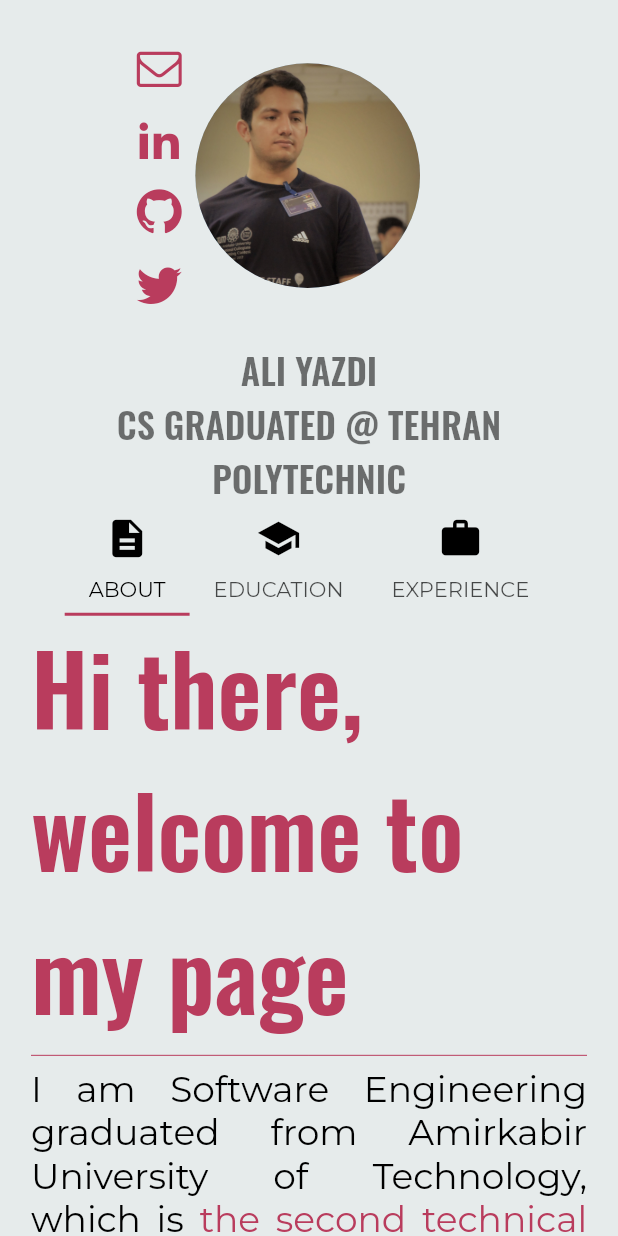
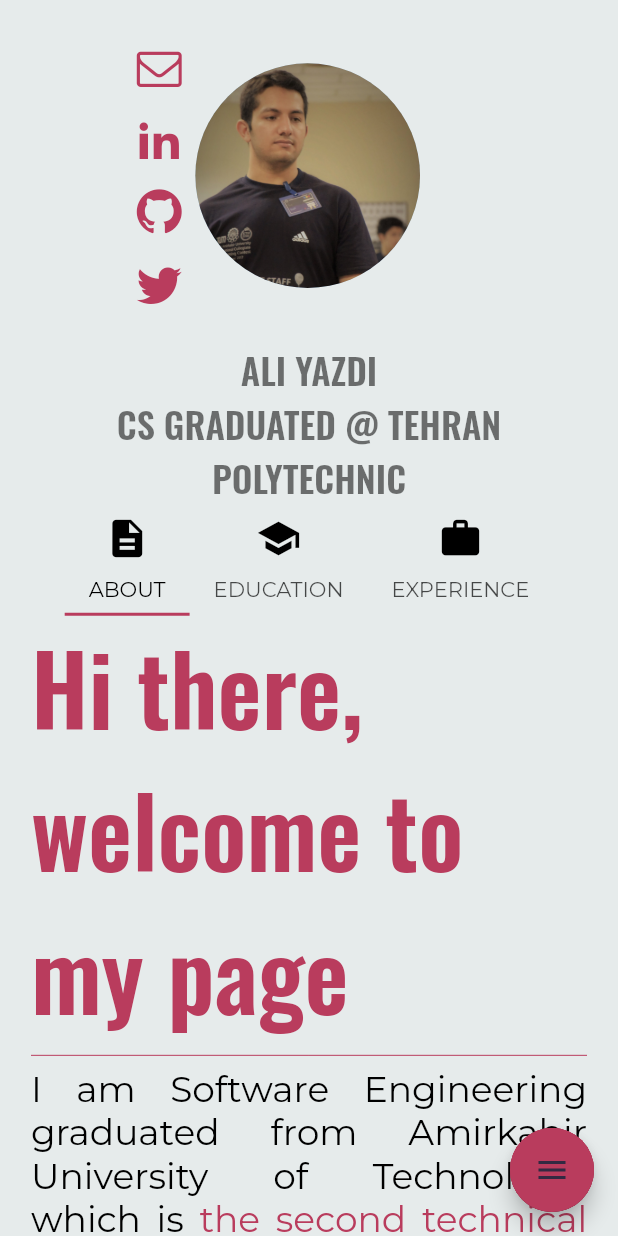
Before and after one commit to aliyazdi75/aliyazdi75.github.io, a Flutter app: the screen it shows after launch, on a phone screen of 412 x 824 dp. Run offline on Flutter 3.47's test engine with Material 2 defaults, Android fonts, the phone set to English and light mode, and no system bars; our stand-ins replace flutter_localized_locales, google_fonts, shared_preferences; missing offline and left inert: dart:html.

Commit message:
1. fix some bug and improvement 2. fix localization 4. add and complete options for localization and theme and download page

```diff
--- a/lib/core/constants/src/urls.dart
+++ b/lib/core/constants/src/urls.dart
@@ -4,6 +4,8 @@ const linkedinUrl = 'https://linkedin.com/in/aliyazdi75';
 const githubUrl = 'https://github.com/aliyazdi75';
 const twitterUrl = 'https://twitter.com/aliyazdi75';
 const cvUrl = 'https://github.com/aliyazdi75/Resume/raw/master/CV.pdf';
+
+const downloadPage = 'https://github.com/aliyazdi75/aliyazdi75.github.io';
 
 const topRankUniversity = 'https://ur.isc.gov.ir/#Technology';
 
--- a/lib/data/icons.dart
+++ b/lib/data/icons.dart
@@ -24,4 +24,8 @@ class MySiteIcons {
     0xe904,
     fontFamily: mySiteIconsFont,
   );
+  static const IconData heart = IconData(
+    0xe905,
+    fontFamily: mySiteIconsFont,
+  );
 }
--- a/lib/l10n/intl_en.arb
+++ b/lib/l10n/intl_en.arb
@@ -121,12 +121,20 @@
   "@tarafdariDuty2": {
     "description": "Tarafdari Duty."
   },
-  "tarafdariDuty3": "Developing Tarafdari flutter application and requirement plugins, that is including multimedia content, score live score matches, sport TV streaming with live chat on socket.",
+  "tarafdariDuty3": "Developing Tarafdari flutter application and requirement plugins, that is including multimedia content, live score matches, sport TV streaming with live chat on socket.",
   "@tarafdariDuty3": {
     "description": "Tarafdari Duty."
   },
   "downloadApplication": "Download Application",
   "@downloadApplication": {
     "description": "Download Application Title."
+  },
+  "madeWith": "Made with",
+  "@madeWith": {
+    "description": "Made With Title."
+  },
+  "byFlutter": "by Flutter",
+  "@byFlutter": {
+    "description": "By Flutter Title."
   }
 }
--- a/lib/l10n/intl_fa.arb
+++ b/lib/l10n/intl_fa.arb
@@ -29,5 +29,7 @@
   "tarafdariDuty1": "مطالعه و تحقیق در مورد فریم‌ورک فلاتر",
   "tarafdariDuty2": "توسعه API های مورد نیاز اپلیکیشن",
   "tarafdariDuty3": "توسعه اپلیکیشن فلاتر طرفداری و پلاگین‌های موردنیاز، که ایین برنامه شامل محتوای چند رسانه‌ای، نتایج زنده بازی‌های ورزشی، استریمینگ پخش زنده بازی‌های ورزشی روی سوکت.",
-  "downloadApplication": "دانلود برنامه"
+  "downloadApplication": "دانلود برنامه",
+  "madeWith": "ساخته شده با",
+  "byFlutter": "توسط فلاتر"
 }
--- a/lib/l10n/my_site_localizations.dart
+++ b/lib/l10n/my_site_localizations.dart
@@ -191,6 +191,12 @@ abstract class MySiteLocalizations {
 
   // Download Application Title.
   String get downloadApplication;
+
+  // Made With Title.
+  String get madeWith;
+
+  // By Flutter Title.
+  String get byFlutter;
 }
 
 class _MySiteLocalizationsDelegate
@@ -309,10 +315,16 @@ class MySiteLocalizationsEn extends MySiteLocalizations {
 
   @override
   String get tarafdariDuty3 =>
-      'Developing Tarafdari flutter application and requirement plugins, that is including multimedia content, score live score matches, sport TV streaming with live chat on socket.';
+      'Developing Tarafdari flutter application and requirement plugins, that is including multimedia content, live score matches, sport TV streaming with live chat on socket.';
 
   @override
   String get downloadApplication => 'Download Application';
+
+  @override
+  String get madeWith => 'Made with';
+
+  @override
+  String get byFlutter => 'by Flutter';
 }
 
 /// The translations for Persian (`fa`).
@@ -416,6 +428,12 @@ class MySiteLocalizationsFa extends MySiteLocalizations {
 
   @override
   String get downloadApplication => 'دانلود برنامه';
+
+  @override
+  String get madeWith => 'ساخته شده با';
+
+  @override
+  String get byFlutter => 'توسط فلاتر';
 }
 
 MySiteLocalizations _lookupMySiteLocalizations(Locale locale) {
--- a/lib/layout/adaptive.dart
+++ b/lib/layout/adaptive.dart
@@ -73,6 +73,10 @@ SizeType sizeTypeOf(BuildContext context) {
   }
 }
 
+bool isLargeDisplay(BuildContext context) {
+  return sizeTypeOf(context) == SizeType.large;
+}
+
 bool isMediumDisplay(BuildContext context) {
   return sizeTypeOf(context) == SizeType.medium;
 }
--- a/lib/main.dart
+++ b/lib/main.dart
@@ -59,8 +59,14 @@ class MySite extends StatelessWidget {
               supportedLocales: MySiteLocalizations.supportedLocales,
               locale: MySiteOptions.of(context).locale,
               localeResolutionCallback: (locale, supportedLocales) {
-                deviceLocale = locale;
-                return locale;
+                if (supportedLocales.contains(locale)) {
+                  deviceLocale = locale;
+                } else {
+                  deviceLocale = supportedLocales.first;
+                }
+                return supportedLocales.contains(locale)
+                    ? locale
+                    : supportedLocales.first;
               },
               builder: (context, route) {
                 return ApplyTextOptions(
--- a/lib/screens/home/components/src/info/about.dart
+++ b/lib/screens/home/components/src/info/about.dart
@@ -12,10 +12,6 @@ class About extends StatefulWidget {
 }
 
 class _AboutState extends State<About> {
-  bool _onMouseHover = false;
-
-  void _onHovered(bool value) => setState(() => _onMouseHover = value);
-
   @override
   Widget build(BuildContext context) {
     final theme = Theme.of(context);
@@ -38,11 +34,8 @@ class _AboutState extends State<About> {
         Text(
           localizations.welcomeTitle,
           textScaleFactor: 4.0,
-          style: theme.textTheme.caption.copyWith(
-            color: theme.primaryColor,
-            decoration: _onMouseHover ? TextDecoration.underline : null,
-          ),
-        ).showCursorOnHover(CursorType.pointer, onHovered: _onHovered),
+          style: theme.textTheme.caption.copyWith(color: theme.primaryColor),
+        ),
         Divider(color: theme.primaryColor),
         Text.rich(
           TextSpan(
--- /dev/null
+++ b/lib/screens/home/components/src/menu/fab.dart
@@ -0,0 +1,111 @@
+import 'package:flutter/material.dart';
+import 'package:my_site/core/cursor_hover/index.dart';
+
+import 'helper.dart';
+
+class Fab extends StatefulWidget {
+  @override
+  _FabState createState() => _FabState();
+}
+
+class _FabState extends State<Fab> with TickerProviderStateMixin {
+  final double fabHeight = 56.0;
+
+  AnimationController _animationController;
+  Animation<Color> _buttonColor;
+  Animation<double> _animateIcon;
+  Animation<double> _translateButton;
+  bool _isOpened = false;
+
+  @override
+  initState() {
+    _animationController = AnimationController(
+      vsync: this,
+      duration: Duration(milliseconds: 500),
+    )..addListener(() => setState(() {}));
+    _buttonColor = ColorTween(
+      begin: null,
+      end: Colors.red,
+    ).animate(CurvedAnimation(
+      parent: _animationController,
+      curve: Curves.easeIn,
+    ));
+    _animateIcon = Tween<double>(
+      begin: 0.0,
+      end: 1.0,
+    ).animate(_animationController);
+    _translateButton = Tween<double>(
+      begin: fabHeight,
+      end: -14.0,
+    ).animate(CurvedAnimation(
+      parent: _animationController,
+      curve: Curves.easeInOutBack,
+    ));
+    super.initState();
+  }
+
+  @override
+  dispose() {
+    _animationController.dispose();
+    super.dispose();
+  }
+
+  @override
+  Widget build(BuildContext context) {
+    Widget _fabIcon(double translateFactor, Widget fab) {
+      return Transform(
+        transform: Matrix4.translationValues(
+          0.0,
+          _translateButton.value * translateFactor,
+          0.0,
+        ),
+        child: fab,
+      );
+    }
+
+    return Column(
+      mainAxisAlignment: MainAxisAlignment.end,
+      children: <Widget>[
+        _fabIcon(
+          3.0,
+          FloatingActionButton(
+            elevation: 0.0,
+            child: Helper.getLocaleIcon(context),
+            onPressed: () => setState(() => Helper.onLocalChanged(context)),
+          ).showCursorOnHover(CursorType.pointer),
+        ),
+        _fabIcon(
+          2.0,
+          FloatingActionButton(
+            elevation: 0.0,
+            child: Helper.getThemeIcon(context),
+            onPressed: () => setState(() => Helper.onThemeChanged(context)),
+          ).showCursorOnHover(CursorType.pointer),
+        ),
+        _fabIcon(
+          1.0,
+          FloatingActionButton(
+            elevation: 0.0,
+            child: Helper.getDownloadIcon(),
+            onPressed: () => Helper.onPressedDownload(),
+          ).showCursorOnHover(CursorType.pointer),
+        ),
+        FloatingActionButton(
+          backgroundColor: _buttonColor?.value,
+          child: AnimatedIcon(
+            icon: AnimatedIcons.menu_close,
+            progress: _animateIcon,
+          ),
+          onPressed: () {
+            if (_isOpened) {
+              _animationController.reverse();
+            } else {
+              _animationController.forward();
+            }
+            _isOpened = !_isOpened;
+          },
+        ).showCursorOnHover(CursorType.pointer),
+      ],
+    );
+  }
+}
--- /dev/null
+++ b/lib/screens/home/components/src/menu/helper.dart
@@ -0,0 +1,73 @@
+import 'package:flutter/material.dart';
+import 'package:my_site/core/constants/index.dart';
+import 'package:my_site/data/my_site_options.dart';
+import 'package:url_launcher/url_launcher.dart';
+
+class Helper {
+  static Widget getLocaleIcon(BuildContext context) {
+    final option = MySiteOptions.of(context);
+    final firstLocale = Icon(Icons.language);
+    final secLocale = Icon(
+      Icons.language,
+      color: Theme.of(context).primaryColor,
+    );
+
+    if (deviceLocale.languageCode == 'en') {
+      return option.locale.languageCode == 'en' ? firstLocale : secLocale;
+    } else {
+      return option.locale.languageCode == 'fa' ? firstLocale : secLocale;
+    }
+  }
+
+  static Widget getThemeIcon(BuildContext context) {
+    final option = MySiteOptions.of(context);
+    final autoTheme = Icon(Icons.brightness_auto);
+    final darkTheme = Icon(
+      Icons.brightness_3,
+      color: Theme.of(context).primaryColor,
+    );
+    final lightTheme = Icon(
+      Icons.brightness_7,
+      color: Theme.of(context).primaryColor,
+    );
+
+    return option.themeMode == ThemeMode.system
+        ? autoTheme
+        : option.themeMode == ThemeMode.dark ? darkTheme : lightTheme;
+  }
+
+  static Widget getDownloadIcon() {
+    return Icon(Icons.file_download);
+  }
+
+  static void onLocalChanged(BuildContext context) {
+    final option = MySiteOptions.of(context);
+    void enLanguage() =>
+        MySiteOptions.update(context, option.copyWith(locale: Locale('en')));
+    void faLanguage() =>
+        MySiteOptions.update(context, option.copyWith(locale: Locale('fa')));
+
+    option.locale.languageCode == 'en' ? faLanguage() : enLanguage();
+  }
+
+  static void onThemeChanged(BuildContext context) {
+    final option = MySiteOptions.of(context);
+
+    option.themeMode == ThemeMode.system
+        ? MySiteOptions.update(context,
+            MySiteOptions.of(context).copyWith(themeMode: ThemeMode.dark))
+        : option.themeMode == ThemeMode.dark
+            ? MySiteOptions.update(context,
+                MySiteOptions.of(context).copyWith(themeMode: ThemeMode.light))
+            : MySiteOptions.update(
+                context,
+                MySiteOptions.of(context)
+                    .copyWith(themeMode: ThemeMode.system));
+  }
+
+  static Future<void> onPressedDownload() async {
+    if (await canLaunch(downloadPage)) {
+      await launch(downloadPage, forceWebView: true);
+    }
+  }
+}
--- /dev/null
+++ b/lib/screens/home/components/src/menu/menu.dart
@@ -0,0 +1,74 @@
+import 'package:flutter/material.dart';
+import 'package:my_site/core/cursor_hover/index.dart';
+import 'package:my_site/data/icons.dart';
+import 'package:my_site/l10n/my_site_localizations.dart';
+import 'package:my_site/layout/adaptive.dart';
+
+import 'fab.dart';
+import 'helper.dart';
+
+class Menu extends StatefulWidget {
+  @override
+  _MenuState createState() => _MenuState();
+}
+
+class _MenuState extends State<Menu> {
+  @override
+  Widget build(BuildContext context) {
+    final theme = Theme.of(context);
+    final localizations = MySiteLocalizations.of(context);
+
+    return AdaptiveSize(
+      large: DecoratedBox(
+        decoration: BoxDecoration(
+          border:
+              Border(top: BorderSide(color: Theme.of(context).dividerColor)),
+        ),
+        child: Row(
+          mainAxisAlignment: MainAxisAlignment.end,
+          children: <Widget>[
+            SizedBox(width: 10.0),
+            Expanded(
+              child: Text.rich(
+                TextSpan(
+                  children: [
+                    TextSpan(
+                      style: theme.textTheme.subtitle1,
+                      text: localizations.madeWith,
+                    ),
+                    TextSpan(
+                      style: theme.textTheme.subtitle1.copyWith(
+                        fontFamily: MySiteIcons.heart.fontFamily,
+                      ),
+                      //It's not working on Linux
+                      //'Made with \u2665 by Flutter',
+                      text:
+                          ' ${String.fromCharCode(MySiteIcons.heart.codePoint)} ',
+                    ),
+                    TextSpan(
+                      style: theme.textTheme.subtitle1,
+                      text: localizations.byFlutter,
+                    ),
+                  ],
+                ),
+              ),
+            ),
+            IconButton(
+              icon: Helper.getDownloadIcon(),
+              onPressed: () => Helper.onPressedDownload(),
+            ).showCursorOnHover(CursorType.pointer),
+            IconButton(
+              icon: Helper.getThemeIcon(context),
+              onPressed: () => setState(() => Helper.onThemeChanged(context)),
+            ).showCursorOnHover(CursorType.pointer),
+            IconButton(
+              icon: Helper.getLocaleIcon(context),
+              onPressed: () => setState(() => Helper.onLocalChanged(context)),
+            ).showCursorOnHover(CursorType.pointer),
+          ],
+        ),
+      ),
+      medium: Fab(),
+    );
+  }
+}
--- a/lib/screens/home/home.dart
+++ b/lib/screens/home/home.dart
@@ -1,6 +1,7 @@
 import 'package:flutter/cupertino.dart';
 import 'package:flutter/material.dart';
 import 'package:my_site/layout/adaptive.dart';
+import 'package:my_site/screens/home/components/src/menu/menu.dart';
 
 import 'components/index.dart';
 
@@ -24,7 +25,16 @@ class HomePage extends StatelessWidget {
                 mainAxisAlignment: MainAxisAlignment.spaceEvenly,
                 children: <Widget>[
                   Name(),
-                  Container(height: 200, child: VerticalDivider()),
+                  Container(
+                      height: 200,
+                      child: DecoratedBox(
+                        decoration: BoxDecoration(
+                          border: Border(
+                            left: BorderSide(
+                                color: Theme.of(context).dividerColor),
+                          ),
+                        ),
+                      )),
                   Info(),
                 ],
               ),
@@ -49,6 +59,10 @@ class HomePage extends StatelessWidget {
     return AdaptiveDesign(
       material: Scaffold(
         body: adaptiveBody,
+        resizeToAvoidBottomInset: true,
+        resizeToAvoidBottomPadding: true,
+        floatingActionButton: isMediumDisplay(context) ? Menu() : null,
+        bottomNavigationBar: isLargeDisplay(context) ? Menu() : null,
       ),
       cupertino: CupertinoPageScaffold(
         child: adaptiveBody,
```
Also changed, not shown: fonts/MySiteIcons.ttf, 1 other file.
